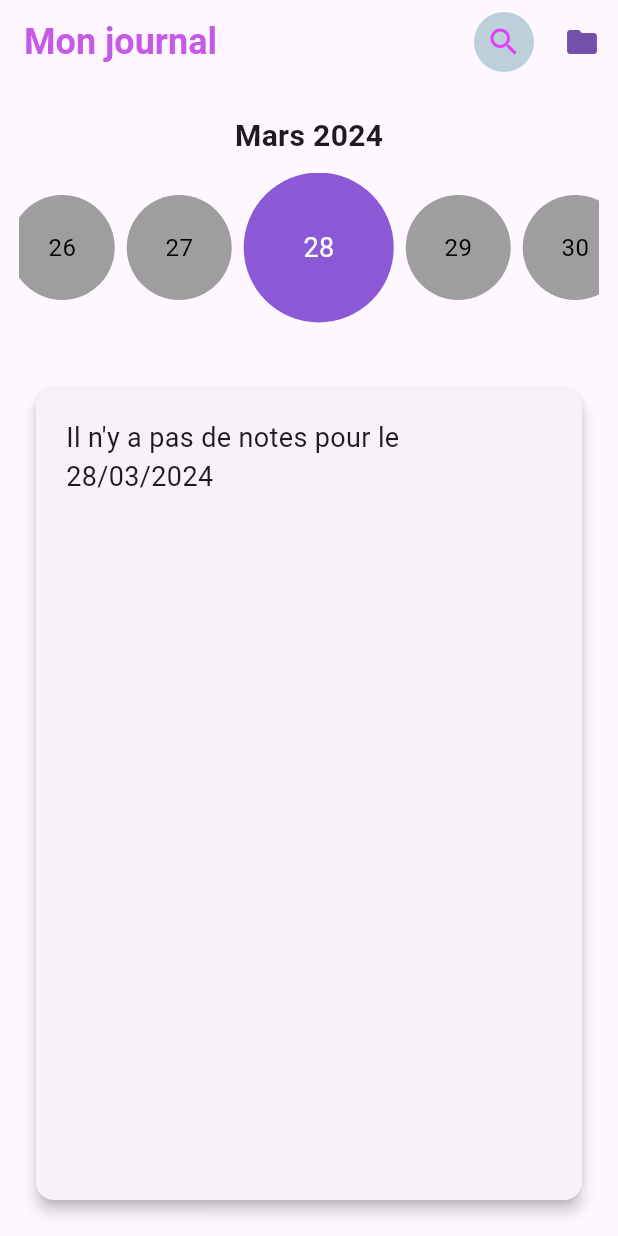
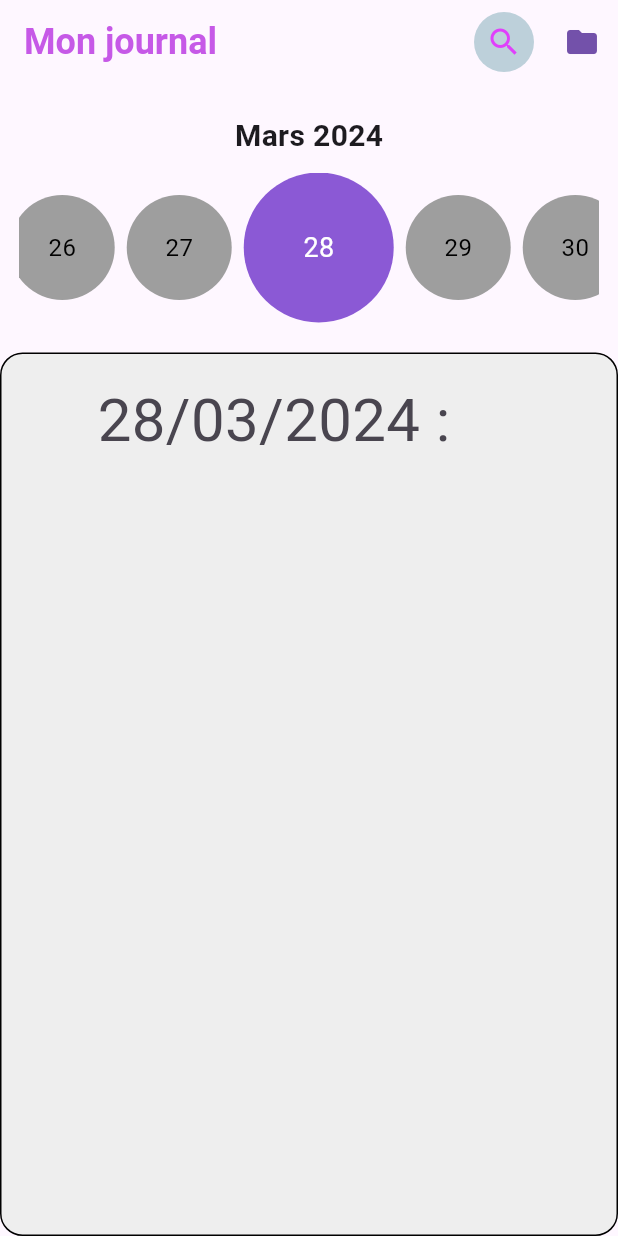
Before and after one commit to ThomasVly/Projet-F, a Flutter app: the Accueil screen opened directly, on a phone screen of 412 x 824 dp. Run offline on Flutter 3.47's test engine with Material 3 defaults, Android fonts, the phone set to English and light mode, and no system bars; our stand-ins replace image_picker, pie_chart, shared_preferences, table_calendar; accounts and stored records are empty.

Commit message:
recap fonctionnel slider

```diff
--- a/lib/classes/accueil.dart
+++ b/lib/classes/accueil.dart
@@ -22,6 +22,10 @@ class _AccueilState extends State<Accueil> {
   late ScrollController _scrollController;
   late String note = "";
   var temp = [];
+  String textToPrint = "";
+  String emotion = "";
+
+
 
   final List<Map<String, dynamic>> _emotions = [
     {'name': 'Joie', 'emoji': '😊'},
@@ -47,12 +51,20 @@ class _AccueilState extends State<Accueil> {
 
   retrieveStringValue() async {
     SharedPreferences prefs = await SharedPreferences.getInstance();
-    await prefs.setString("25/03/2024", "Jour<>Nuit<>[j]<>Amour");
+    String dateString =DateFormat('dd/MM/yyyy').format(selectedDate);
 
-    String? value = prefs.getString("25/03/2024");
+    String? value = prefs.getString(dateString);
     if (value != null) {
       setState(() {
         note = value;
+        textToPrint = note.split("<>")[0];
+
+        if (note.split("<>")[3]=="Joie"){emotion = '😊';}
+        if (note.split("<>")[3]=="Tristesse"){emotion = '😢';}
+        if (note.split("<>")[3]=="Colère"){emotion = '😡';}
+        if (note.split("<>")[3]=="Amour"){emotion = '😍';}
+        if (note.split("<>")[3]=="Choc"){emotion = '😱';}
+        if (note.split("<>")[3]=="Peur"){emotion = '😖';}
       });
     }
   }
@@ -167,6 +179,10 @@ class _AccueilState extends State<Accueil> {
                           GestureDetector(
                             onTap: () {
                               setState(() {
+                                textToPrint ="Il n'y a pas de notes pour le ${DateFormat('dd/MM/yyyy').format(selectedDate.add(Duration(days: 1)))}";
+                                note="";
+                                emotion = "";
+                                retrieveStringValue();
                                 selectedDate =
                                     firstDayOfMonth.add(Duration(days: i));
                               });
@@ -234,22 +250,30 @@ class _AccueilState extends State<Accueil> {
                         1), // Espace vide équivalent à la moitié de la largeur de l'écran
               ],
             ),
+
+
             const SizedBox(height: 20),
             Expanded(
-              child: Padding(
-                padding: const EdgeInsets.all(20.0),
-                child: Card(
-                  elevation: 4,
-                  child: Padding(
-                    padding: const EdgeInsets.all(20.0),
-                    child: Text(
-                      "Il n'y a pas de notes pour le ${DateFormat('dd/MM/yyyy').format(selectedDate)}",
-                      style: const TextStyle(fontSize: 18),
-                    ),
+              child: Container(
+                  padding: EdgeInsets.all(8.0), // Adjust padding as needed
+                  decoration: BoxDecoration(
+                    color: Colors.grey[200], // Change color as needed
+                    border: Border.all(color: Colors.black), // Change color as needed
+                    borderRadius: BorderRadius.circular(15), // Adjust the radius as needed
                   ),
-                ),
+                  child: ListTile(
+                      leading: Text(
+                        emotion,
+                        style: TextStyle(fontSize: 40),
+                      ),
+                      subtitle: Text(
+                        "${DateFormat('dd/MM/yyyy').format(selectedDate)} : $textToPrint",
+                        style: TextStyle(fontSize: 40),
+                      )
+                  )
               ),
-            ),
+            )
+
           ],
         ),
       ),
```
